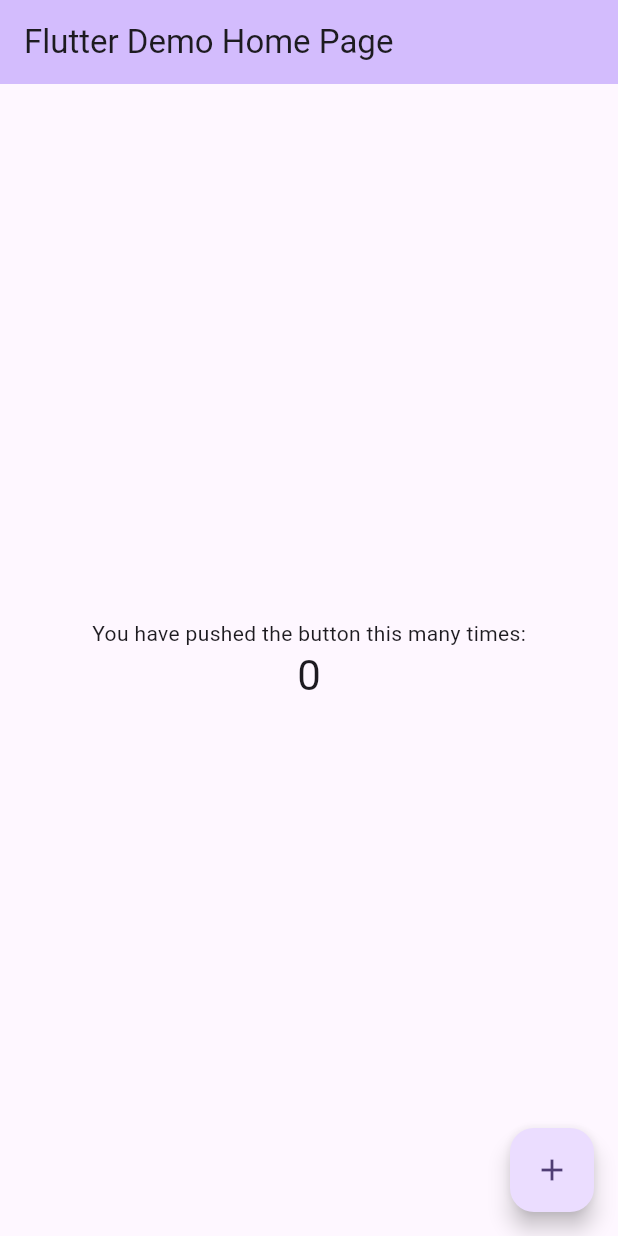
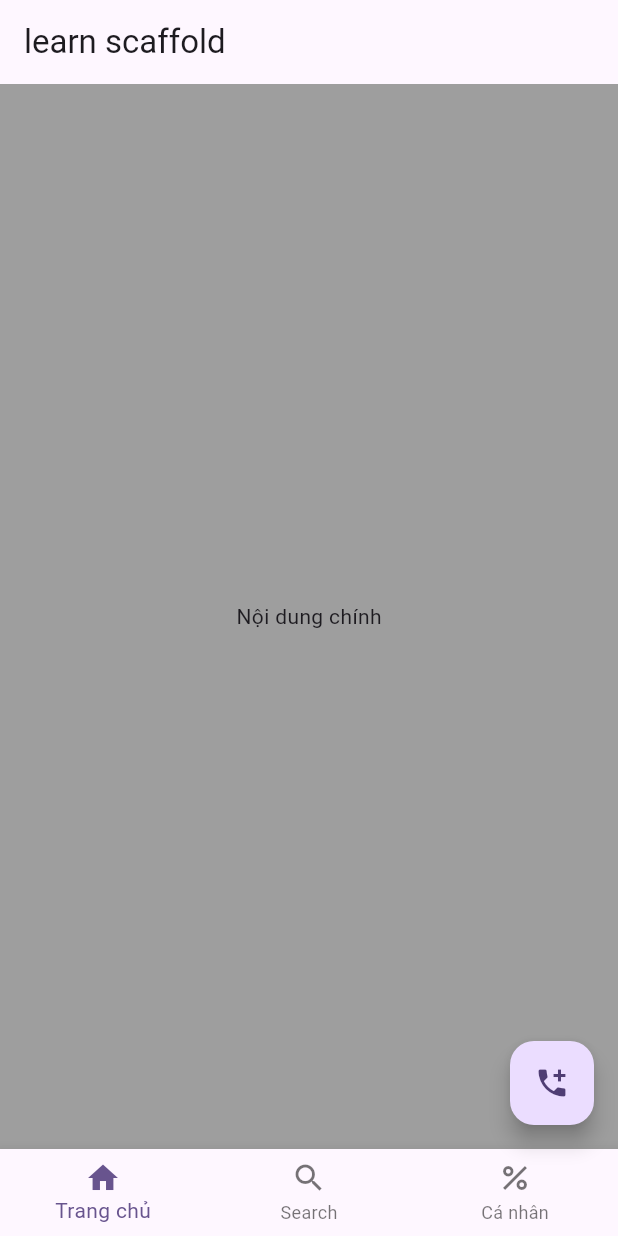
Before and after one commit to Do2304/learn-Flutter-titv, a Flutter app: the screen it shows after launch, on a phone screen of 412 x 824 dp. Run offline on Flutter 3.47's test engine with Material 3 defaults, Android fonts, the phone set to English and light mode, and no system bars.

Commit message:
learn scaffold

```diff
--- a/lib/main.dart
+++ b/lib/main.dart
@@ -1,4 +1,5 @@
 import 'package:flutter/material.dart';
+import 'myScaffold.dart';
 
 void main() {
   runApp(const MyApp());
@@ -13,110 +14,9 @@ class MyApp extends StatelessWidget {
     return MaterialApp(
       title: 'Flutter Demo',
       theme: ThemeData(
-        // This is the theme of your application.
-        //
-        // TRY THIS: Try running your application with "flutter run". You'll see
-        // the application has a purple toolbar. Then, without quitting the app,
-        // try changing the seedColor in the colorScheme below to Colors.green
-        // and then invoke "hot reload" (save your changes or press the "hot
-        // reload" button in a Flutter-supported IDE, or press "r" if you used
-        // the command line to start the app).
-        //
-        // Notice that the counter didn't reset back to zero; the application
-        // state is not lost during the reload. To reset the state, use hot
-        // restart instead.
-        //
-        // This works for code too, not just values: Most code changes can be
-        // tested with just a hot reload.
         colorScheme: ColorScheme.fromSeed(seedColor: Colors.deepPurple),
       ),
-      home: const MyHomePage(title: 'Flutter Demo Home Page'),
+      home: myScaffold(),
     );
   }
 }
-
-class MyHomePage extends StatefulWidget {
-  const MyHomePage({super.key, required this.title});
-
-  // This widget is the home page of your application. It is stateful, meaning
-  // that it has a State object (defined below) that contains fields that affect
-  // how it looks.
-
-  // This class is the configuration for the state. It holds the values (in this
-  // case the title) provided by the parent (in this case the App widget) and
-  // used by the build method of the State. Fields in a Widget subclass are
-  // always marked "final".
-
-  final String title;
-
-  @override
-  State<MyHomePage> createState() => _MyHomePageState();
-}
-
-class _MyHomePageState extends State<MyHomePage> {
-  int _counter = 0;
-
-  void _incrementCounter() {
-    setState(() {
-      // This call to setState tells the Flutter framework that something has
-      // changed in this State, which causes it to rerun the build method below
-      // so that the display can reflect the updated values. If we changed
-      // _counter without calling setState(), then the build method would not be
-      // called again, and so nothing would appear to happen.
-      _counter++;
-    });
-  }
-
-  @override
-  Widget build(BuildContext context) {
-    // This method is rerun every time setState is called, for instance as done
-    // by the _incrementCounter method above.
-    //
-    // The Flutter framework has been optimized to make rerunning build methods
-    // fast, so that you can just rebuild anything that needs updating rather
-    // than having to individually change instances of widgets.
-    return Scaffold(
-      appBar: AppBar(
-        // TRY THIS: Try changing the color here to a specific color (to
-        // Colors.amber, perhaps?) and trigger a hot reload to see the AppBar
-        // change color while the other colors stay the same.
-        backgroundColor: Theme.of(context).colorScheme.inversePrimary,
-        // Here we take the value from the MyHomePage object that was created by
-        // the App.build method, and use it to set our appbar title.
-        title: Text(widget.title),
-      ),
-      body: Center(
-        // Center is a layout widget. It takes a single child and positions it
-        // in the middle of the parent.
-        child: Column(
-          // Column is also a layout widget. It takes a list of children and
-          // arranges them vertically. By default, it sizes itself to fit its
-          // children horizontally, and tries to be as tall as its parent.
-          //
-          // Column has various properties to control how it sizes itself and
-          // how it positions its children. Here we use mainAxisAlignment to
-          // center the children vertically; the main axis here is the vertical
-          // axis because Columns are vertical (the cross axis would be
-          // horizontal).
-          //
-          // TRY THIS: Invoke "debug painting" (choose the "Toggle Debug Paint"
-          // action in the IDE, or press "p" in the console), to see the
-          // wireframe for each widget.
-          mainAxisAlignment: MainAxisAlignment.center,
-          children: <Widget>[
-            const Text('You have pushed the button this many times:'),
-            Text(
-              '$_counter',
-              style: Theme.of(context).textTheme.headlineMedium,
-            ),
-          ],
-        ),
-      ),
-      floatingActionButton: FloatingActionButton(
-        onPressed: _incrementCounter,
-        tooltip: 'Increment',
-        child: const Icon(Icons.add),
-      ), // This trailing comma makes auto-formatting nicer for build methods.
-    );
-  }
-}
--- /dev/null
+++ b/lib/myScaffold.dart
@@ -0,0 +1,27 @@
+import 'package:flutter/material.dart';
+
+class myScaffold extends StatelessWidget {
+  const myScaffold({super.key});
+
+  @override
+  Widget build(BuildContext context) {
+    return Scaffold(
+      appBar: AppBar(title: Text("learn scaffold")),
+      backgroundColor: Colors.grey,
+      body: Center(child: Text("Nội dung chính")),
+      floatingActionButton: FloatingActionButton(
+        onPressed: () {
+          print("Pressed");
+        },
+        child: const Icon(Icons.add_ic_call),
+      ),
+      bottomNavigationBar: BottomNavigationBar(
+        items: [
+          BottomNavigationBarItem(icon: Icon(Icons.home), label: "Trang chủ"),
+          BottomNavigationBarItem(icon: Icon(Icons.search), label: "Search"),
+          BottomNavigationBarItem(icon: Icon(Icons.percent), label: "Cá nhân"),
+        ],
+      ),
+    );
+  }
+}
```
